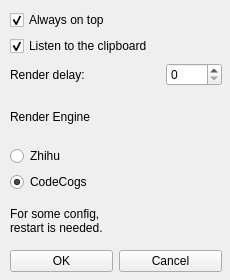
The window that ui/settings.ui (panda2134/PyFormula) describes before a commit, drawn with Qt 5.
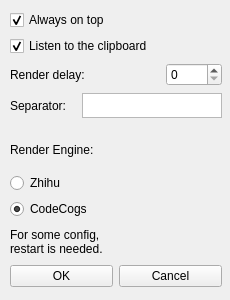
The same window after the commit.

What changed in the file:
```diff
--- a/ui/settings.ui
+++ b/ui/settings.ui
@@ -10,7 +10,7 @@
     <x>0</x>
     <y>0</y>
     <width>230</width>
-       <height>280</height>
+       <height>300</height>
    </rect>
   </property>
   <property name="sizePolicy">
@@ -22,13 +22,13 @@
   <property name="minimumSize">
    <size>
     <width>230</width>
-       <height>280</height>
+       <height>300</height>
    </size>
   </property>
   <property name="maximumSize">
    <size>
     <width>230</width>
-       <height>280</height>
+       <height>300</height>
    </size>
   </property>
   <property name="windowTitle">
@@ -43,7 +43,7 @@
      <x>10</x>
      <y>10</y>
         <width>212</width>
-        <height>262</height>
+        <height>277</height>
     </rect>
    </property>
    <layout class="QVBoxLayout" name="verticalLayout">
@@ -100,13 +100,55 @@
                </item>
            </layout>
        </item>
+       <item>
+           <layout class="QHBoxLayout" name="horizontalLayout_3">
+               <property name="spacing">
+                   <number>6</number>
+               </property>
+               <property name="sizeConstraint">
+                   <enum>QLayout::SetDefaultConstraint</enum>
+               </property>
+               <property name="bottomMargin">
+                   <number>9</number>
+               </property>
+               <item>
+                   <widget class="QLabel" name="label_4">
+                       <property name="maximumSize">
+                           <size>
+                               <width>16777215</width>
+                               <height>30</height>
+                           </size>
+                       </property>
+                       <property name="text">
+                           <string>Separator:</string>
+                       </property>
+                   </widget>
+               </item>
+               <item>
+                   <widget class="QPlainTextEdit" name="sepPlainTextEdit">
+                       <property name="minimumSize">
+                           <size>
+                               <width>140</width>
+                               <height>25</height>
+                           </size>
+                       </property>
+                       <property name="maximumSize">
+                           <size>
+                               <width>140</width>
+                               <height>25</height>
+                           </size>
+                       </property>
+                   </widget>
+               </item>
+           </layout>
+       </item>
     <item>
      <widget class="QLabel" name="label">
       <property name="whatsThis">
        <string>&lt;html&gt;&lt;head/&gt;&lt;body&gt;&lt;p&gt;&lt;span style=&quot; font-size:12pt;&quot;&gt;Select the website used to render LaTeX Formulae.&lt;/span&gt;&lt;/p&gt;&lt;/body&gt;&lt;/html&gt;</string>
       </property>
       <property name="text">
-       <string>Render Engine</string>
+          <string>Render Engine:</string>
       </property>
      </widget>
     </item>
```
